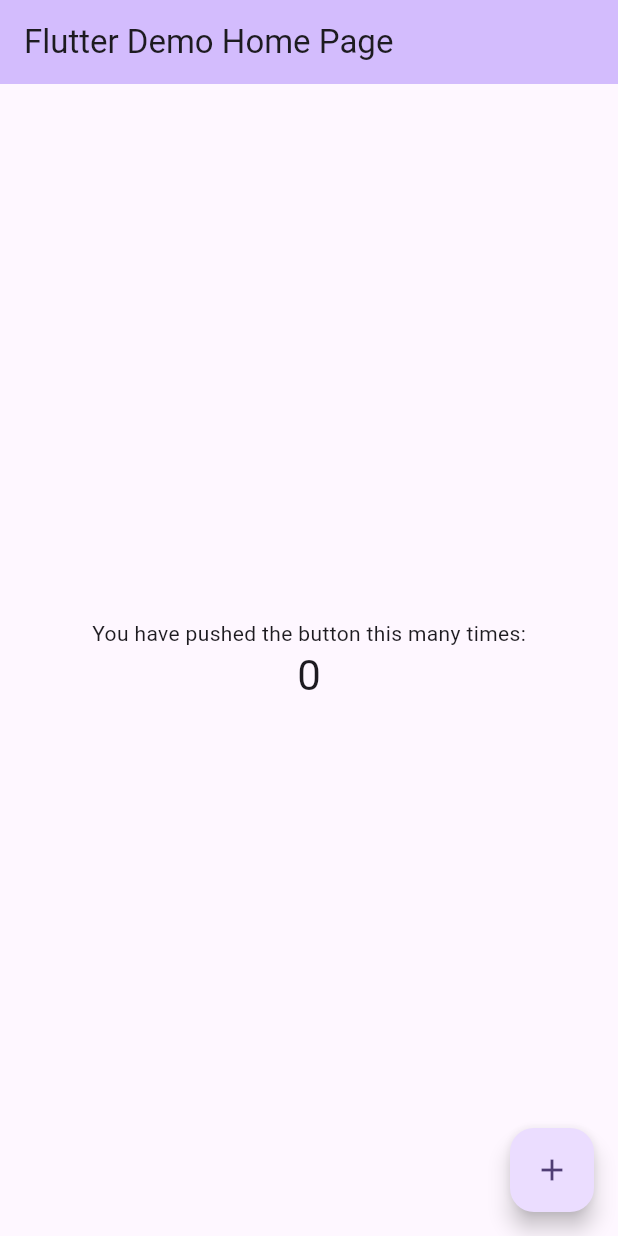
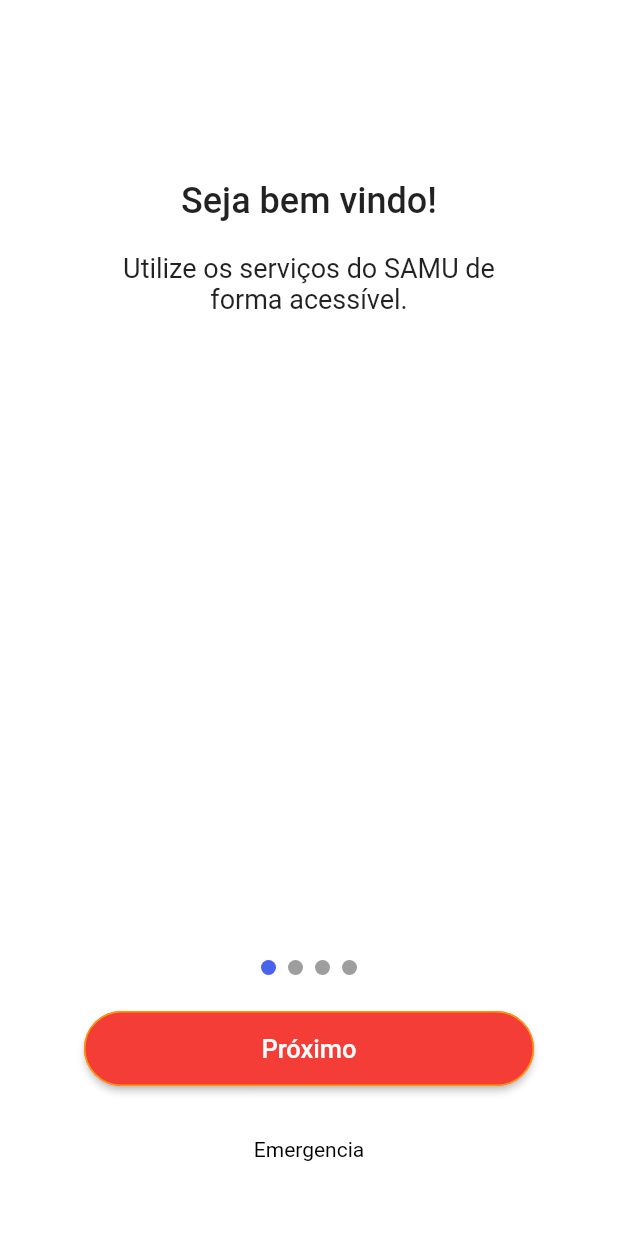
Before and after one commit to ipesoft-rr/atendimento_samu_app, a Flutter app: the screen it shows after launch, on a phone screen of 412 x 824 dp. Run offline on Flutter 3.47's test engine with Material 2 defaults, Android fonts, the phone set to English and light mode, and no system bars; our stand-ins replace shared_preferences.

Commit message:
criação do branch Onboarding e implementação do mesmo

```diff
--- a/lib/main.dart
+++ b/lib/main.dart
@@ -1,125 +1,43 @@
+import 'package:atendimento_samu_app/screens/home_screen.dart';
 import 'package:flutter/material.dart';
+import 'package:atendimento_samu_app/screens/onboarding_screen.dart';
+import 'package:shared_preferences/shared_preferences.dart';
 
 void main() {
-  runApp(const MyApp());
+  runApp(MyApp());
 }
 
-class MyApp extends StatelessWidget {
-  const MyApp({super.key});
-
-  // This widget is the root of your application.
+class MyApp extends StatefulWidget {
   @override
-  Widget build(BuildContext context) {
-    return MaterialApp(
-      title: 'Flutter Demo',
-      theme: ThemeData(
-        // This is the theme of your application.
-        //
-        // TRY THIS: Try running your application with "flutter run". You'll see
-        // the application has a blue toolbar. Then, without quitting the app,
-        // try changing the seedColor in the colorScheme below to Colors.green
-        // and then invoke "hot reload" (save your changes or press the "hot
-        // reload" button in a Flutter-supported IDE, or press "r" if you used
-        // the command line to start the app).
-        //
-        // Notice that the counter didn't reset back to zero; the application
-        // state is not lost during the reload. To reset the state, use hot
-        // restart instead.
-        //
-        // This works for code too, not just values: Most code changes can be
-        // tested with just a hot reload.
-        colorScheme: ColorScheme.fromSeed(seedColor: Colors.deepPurple),
-        useMaterial3: true,
-      ),
-      home: const MyHomePage(title: 'Flutter Demo Home Page'),
-    );
-  }
+  _MyAppState createState() => _MyAppState();
 }
 
-class MyHomePage extends StatefulWidget {
-  const MyHomePage({super.key, required this.title});
-
-  // This widget is the home page of your application. It is stateful, meaning
-  // that it has a State object (defined below) that contains fields that affect
-  // how it looks.
-
-  // This class is the configuration for the state. It holds the values (in this
-  // case the title) provided by the parent (in this case the App widget) and
-  // used by the build method of the State. Fields in a Widget subclass are
-  // always marked "final".
-
-  final String title;
-
+class _MyAppState extends State<MyApp> {
+  bool _isActive = false;
   @override
-  State<MyHomePage> createState() => _MyHomePageState();
-}
-
-class _MyHomePageState extends State<MyHomePage> {
-  int _counter = 0;
-
-  void _incrementCounter() {
-    setState(() {
-      // This call to setState tells the Flutter framework that something has
-      // changed in this State, which causes it to rerun the build method below
-      // so that the display can reflect the updated values. If we changed
-      // _counter without calling setState(), then the build method would not be
-      // called again, and so nothing would appear to happen.
-      _counter++;
-    });
+  void initState() {
+    super.initState();
   }
 
   @override
   Widget build(BuildContext context) {
-    // This method is rerun every time setState is called, for instance as done
-    // by the _incrementCounter method above.
-    //
-    // The Flutter framework has been optimized to make rerunning build methods
-    // fast, so that you can just rebuild anything that needs updating rather
-    // than having to individually change instances of widgets.
-    return Scaffold(
-      appBar: AppBar(
-        // TRY THIS: Try changing the color here to a specific color (to
-        // Colors.amber, perhaps?) and trigger a hot reload to see the AppBar
-        // change color while the other colors stay the same.
-        backgroundColor: Theme.of(context).colorScheme.inversePrimary,
-        // Here we take the value from the MyHomePage object that was created by
-        // the App.build method, and use it to set our appbar title.
-        title: Text(widget.title),
+    return MaterialApp(
+      title: "Flutter Demo ONBOARDING",
+      theme: ThemeData(
+        primarySwatch: Colors.blue,
       ),
-      body: Center(
-        // Center is a layout widget. It takes a single child and positions it
-        // in the middle of the parent.
-        child: Column(
-          // Column is also a layout widget. It takes a list of children and
-          // arranges them vertically. By default, it sizes itself to fit its
-          // children horizontally, and tries to be as tall as its parent.
-          //
-          // Column has various properties to control how it sizes itself and
-          // how it positions its children. Here we use mainAxisAlignment to
-          // center the children vertically; the main axis here is the vertical
-          // axis because Columns are vertical (the cross axis would be
-          // horizontal).
-          //
-          // TRY THIS: Invoke "debug painting" (choose the "Toggle Debug Paint"
-          // action in the IDE, or press "p" in the console), to see the
-          // wireframe for each widget.
-          mainAxisAlignment: MainAxisAlignment.center,
-          children: <Widget>[
-            const Text(
-              'You have pushed the button this many times:',
-            ),
-            Text(
-              '$_counter',
-              style: Theme.of(context).textTheme.headlineMedium,
-            ),
-          ],
-        ),
-      ),
-      floatingActionButton: FloatingActionButton(
-        onPressed: _incrementCounter,
-        tooltip: 'Increment',
-        child: const Icon(Icons.add),
-      ), // This trailing comma makes auto-formatting nicer for build methods.
+      debugShowCheckedModeBanner: false,
+      home: _isActive ? HomeScreen() : OnboardingScreen(),
     );
   }
+
+  _initAppCheckIsActive() async {
+    SharedPreferences prefs = await SharedPreferences.getInstance();
+
+    final active = prefs.getBool('ativo') ?? false;
+
+    setState(() {
+      _isActive = active;
+    });
+  }
 }
--- /dev/null
+++ b/lib/screens/home_screen.dart
@@ -0,0 +1,19 @@
+import 'package:flutter/material.dart';
+
+class HomeScreen extends StatefulWidget {
+  @override
+  _HomeScreenState createState() => _HomeScreenState();
+}
+
+class _HomeScreenState extends State<HomeScreen> {
+  @override
+  Widget build(BuildContext context) {
+    return Scaffold(
+      body: Container(
+        child: Center(
+          child: Text('Home Page'),
+        ),
+      ),
+    );
+  }
+}
--- /dev/null
+++ b/lib/screens/onboarding_screen.dart
@@ -0,0 +1,105 @@
+import 'package:atendimento_samu_app/screens/home_screen.dart';
+import 'package:atendimento_samu_app/widgets/custom_button.dart';
+import 'package:atendimento_samu_app/widgets/custom_link.dart';
+import 'package:atendimento_samu_app/widgets/custom_paginator.dart';
+import 'package:atendimento_samu_app/widgets/custom_slider.dart';
+import 'package:flutter/material.dart';
+import 'package:shared_preferences/shared_preferences.dart';
+
+class OnboardingScreen extends StatefulWidget {
+  @override
+  _OnboardingScreenState createState() => _OnboardingScreenState();
+}
+
+class _OnboardingScreenState extends State<OnboardingScreen> {
+  final PageController _pageController = PageController(initialPage: 0);
+  int _currentPage = 0;
+
+  @override
+  Widget build(BuildContext context) {
+    return Scaffold(
+      backgroundColor: Color(0xFFFFFFFF),
+      body: SafeArea(
+        child: Stack(children: [
+          PageView(
+            controller: _pageController,
+            onPageChanged: (int page) {
+              setState(() {
+                _currentPage = page;
+              });
+            },
+            physics: ClampingScrollPhysics(),
+            children: [
+              CustomSlider(
+                  titulo: 'Seja bem vindo!',
+                  texto: 'Utilize os serviços do SAMU de forma acessível.'),
+              CustomSlider(
+                  titulo: 'Atendimento simplificado',
+                  texto:
+                      'Abra um chamado de emergência rapidamente, sem esperas '),
+              CustomSlider(
+                  titulo: 'Acessibilidade',
+                  texto:
+                      'Nosso sistema possui configurações exclusivas de acessibilidade, como suporte a língua brasileira de sinais'),
+              CustomSlider(
+                  titulo: 'Vamos começar',
+                  texto:
+                      'Cadastre-se ou entre com sua conta. Suas informações nos ajudam no atendimento'),
+            ],
+          ),
+          Padding(
+            padding: const EdgeInsets.only(bottom: 170.0),
+            child: Row(
+              mainAxisAlignment: MainAxisAlignment.center,
+              children: [
+                CustomPaginator(page: _currentPage),
+              ],
+            ),
+          ),
+          Padding(
+            padding: const EdgeInsets.only(bottom: 100.0),
+            child: Row(
+              mainAxisAlignment: MainAxisAlignment.center,
+              children: [
+                CustomButton(
+                  titulo: _currentPage == 3 ? 'Cadastrar-se' : 'Próximo',
+                  goToHomePage: _currentPage == 3 ? goToHomePage : nextCard,
+                ),
+              ],
+            ),
+          ),
+          Padding(
+            padding: const EdgeInsets.only(bottom: 50.0),
+            child: Row(
+              mainAxisAlignment: MainAxisAlignment.center,
+              children: [
+                CustomLink(titulo: 'Emergencia', goToHomePage: goToHomePage)
+              ],
+            ),
+          )
+        ]),
+      ),
+    );
+  }
+
+  goToHomePage() {
+    Navigator.pushReplacement(
+        context, MaterialPageRoute(builder: (context) => HomeScreen()));
+
+    _setState();
+  }
+
+  nextCard() {
+    _pageController.nextPage(
+        duration: Duration(seconds: 1), curve: Curves.easeIn);
+  }
+
+  _setState() async {
+    SharedPreferences prefs = await SharedPreferences.getInstance();
+    final active = prefs.getBool('ativo') ?? false;
+
+    if (!active) {
+      await prefs.setBool('ativo', true);
+    }
+  }
+}
--- /dev/null
+++ b/lib/widgets/custom_button.dart
@@ -0,0 +1,39 @@
+import 'package:flutter/material.dart';
+
+class CustomButton extends StatelessWidget {
+  final String titulo;
+  final void Function() goToHomePage;
+
+  CustomButton({required this.titulo, required this.goToHomePage});
+
+  @override
+  Widget build(BuildContext context) {
+    return Container(
+      child: Column(
+        mainAxisAlignment: MainAxisAlignment.end,
+        children: [
+          Container(
+            height: 50,
+            width: 300,
+            child: ElevatedButton(
+              style: ButtonStyle(
+                  backgroundColor: MaterialStateProperty.all<Color>(
+                      Color.fromARGB(255, 245, 61, 55)),
+                  shape: MaterialStateProperty.all<RoundedRectangleBorder>(
+                      RoundedRectangleBorder(
+                          borderRadius: BorderRadius.circular(25),
+                          side: BorderSide(color: Colors.orange)))),
+              onPressed: () {
+                this.goToHomePage();
+              },
+              child: Text(
+                titulo,
+                style: TextStyle(color: Colors.white, fontSize: 17),
+              ),
+            ),
+          )
+        ],
+      ),
+    );
+  }
+}
--- /dev/null
+++ b/lib/widgets/custom_link.dart
@@ -0,0 +1,28 @@
+import 'package:flutter/material.dart';
+
+class CustomLink extends StatelessWidget {
+  final String titulo;
+  final void Function() goToHomePage;
+
+  CustomLink({required this.titulo, required this.goToHomePage});
+
+  @override
+  Widget build(BuildContext context) {
+    return Container(
+      child: Column(
+        mainAxisAlignment: MainAxisAlignment.end,
+        children: [
+          InkWell(
+            onTap: goToHomePage,
+            child: RichText(
+              text: TextSpan(
+                text: titulo,
+                style: new TextStyle(color: Colors.black),
+              ),
+            ),
+          ),
+        ],
+      ),
+    );
+  }
+}
--- /dev/null
+++ b/lib/widgets/custom_paginator.dart
@@ -0,0 +1,33 @@
+import 'package:flutter/material.dart';
+
+class CustomPaginator extends StatelessWidget {
+  int page;
+
+  CustomPaginator({required this.page});
+
+  @override
+  Widget build(BuildContext context) {
+    return Container(
+      child: Column(
+        mainAxisAlignment: MainAxisAlignment.end,
+        children: [
+          Row(
+            children: List.generate(4, (index) {
+              return Container(
+                margin: const EdgeInsets.all(4),
+                width: 10,
+                height: 10,
+                decoration: BoxDecoration(
+                  color: index == page
+                      ? Color.fromARGB(255, 74, 98, 236)
+                      : Colors.grey,
+                  shape: BoxShape.circle,
+                ),
+              );
+            }),
+          )
+        ],
+      ),
+    );
+  }
+}
--- /dev/null
+++ b/lib/widgets/custom_slider.dart
@@ -0,0 +1,42 @@
+import 'package:flutter/material.dart';
+
+class CustomSlider extends StatelessWidget {
+  String titulo;
+  String texto;
+
+  CustomSlider({required this.titulo, required this.texto});
+
+  @override
+  Widget build(BuildContext context) {
+    return Container(
+      child: Column(
+        mainAxisAlignment: MainAxisAlignment.start,
+        children: [
+          SizedBox(height: 100),
+          SizedBox(height: 20),
+          Row(
+            children: [
+              Expanded(
+                child: Text(
+                  titulo,
+                  style: TextStyle(fontSize: 24, fontWeight: FontWeight.w500),
+                  textAlign: TextAlign.center,
+                ),
+              ),
+            ],
+          ),
+          SizedBox(height: 20),
+          Padding(
+            padding: const EdgeInsets.symmetric(horizontal: 64.0),
+            child: Text(
+              texto,
+              textAlign: TextAlign.center,
+              style: TextStyle(fontSize: 18),
+            ),
+          ),
+          SizedBox(height: 32),
+        ],
+      ),
+    );
+  }
+}
--- /dev/null
+++ b/lib/widgets/first_page.dart
@@ -0,0 +1,42 @@
+import 'package:flutter/material.dart';
+
+class CustomSlider extends StatelessWidget {
+  String titulo;
+  String texto;
+
+  CustomSlider({required this.titulo, required this.texto});
+
+  @override
+  Widget build(BuildContext context) {
+    return Container(
+      child: Column(
+        mainAxisAlignment: MainAxisAlignment.start,
+        children: [
+          SizedBox(height: 100),
+          SizedBox(height: 20),
+          Row(
+            children: [
+              Expanded(
+                child: Text(
+                  titulo,
+                  style: TextStyle(fontSize: 24, fontWeight: FontWeight.w500),
+                  textAlign: TextAlign.center,
+                ),
+              ),
+            ],
+          ),
+          SizedBox(height: 20),
+          Padding(
+            padding: const EdgeInsets.symmetric(horizontal: 64.0),
+            child: Text(
+              texto,
+              textAlign: TextAlign.center,
+              style: TextStyle(fontSize: 18),
+            ),
+          ),
+          SizedBox(height: 32),
+        ],
+      ),
+    );
+  }
+}
```
Also changed, not shown: pubspec.yaml (+4 -4 lines), assets/baby_donny.jpg (added), pubspec.lock, 1 other file.
